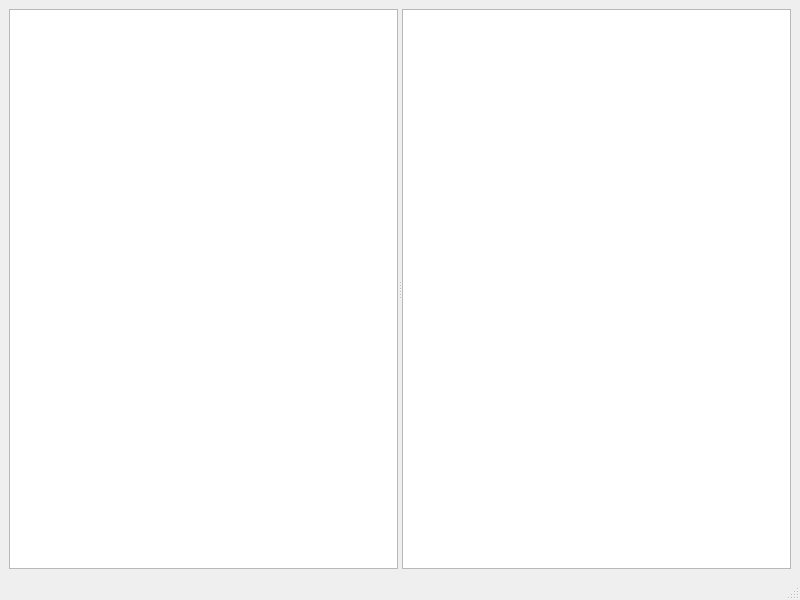
Old version of the form QtMDEdit/mainwindow.ui in the repository vivisuke/QtMDEdit.
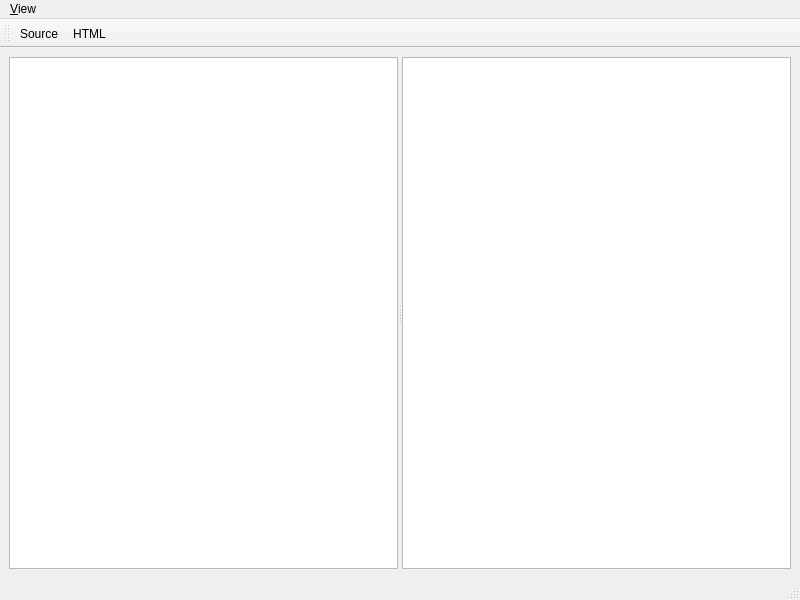
New version of the form.

Commit message: 0003 ◎ C 11/02 11/02 0.001│ToDo│View/Source, HTML メニュー・ツールバー追加

What changed in the file:
```diff
--- a/QtMDEdit/mainwindow.ui
+++ b/QtMDEdit/mainwindow.ui
@@ -35,8 +35,39 @@
      <height>21</height>
     </rect>
    </property>
+   <widget class="QMenu" name="menu_View">
+    <property name="title">
+     <string>&amp;View</string>
+    </property>
+    <addaction name="action_Source"/>
+    <addaction name="action_HTML"/>
+   </widget>
+   <addaction name="menu_View"/>
   </widget>
   <widget class="QStatusBar" name="statusbar"/>
+  <widget class="QToolBar" name="toolBar">
+   <property name="windowTitle">
+    <string>toolBar</string>
+   </property>
+   <attribute name="toolBarArea">
+    <enum>TopToolBarArea</enum>
+   </attribute>
+   <attribute name="toolBarBreak">
+    <bool>false</bool>
+   </attribute>
+   <addaction name="action_Source"/>
+   <addaction name="action_HTML"/>
+  </widget>
+  <action name="action_Source">
+   <property name="text">
+    <string>&amp;Source</string>
+   </property>
+  </action>
+  <action name="action_HTML">
+   <property name="text">
+    <string>&amp;HTML</string>
+   </property>
+  </action>
  </widget>
  <resources/>
  <connections/>
```
The commit also changes 1 other file.
